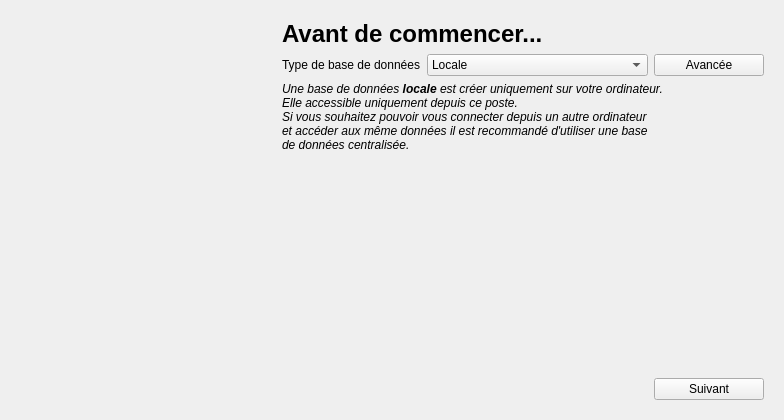
Qt form src/gui/dialogs/startedwindowsdialog.ui (FACT-Team/FactDev) before a commit.
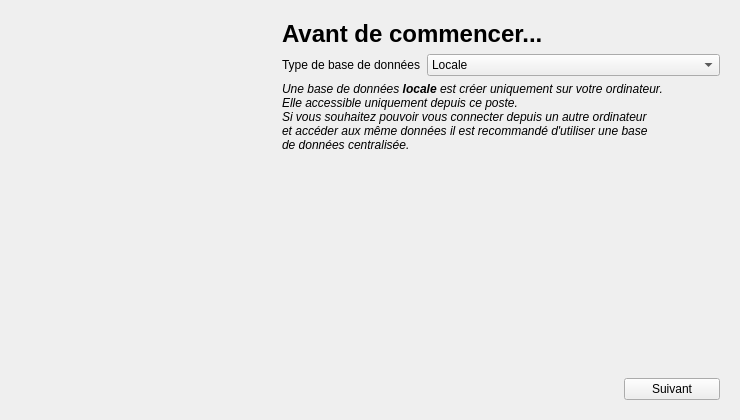
The same form after that commit. The open tabs and pages were chosen to show the change. Icons and pictures are not drawn. Custom widgets are drawn as their Qt base class.

What changed in the file:
```diff
--- a/src/gui/dialogs/startedwindowsdialog.ui
+++ b/src/gui/dialogs/startedwindowsdialog.ui
@@ -6,7 +6,7 @@
    <rect>
     <x>0</x>
     <y>0</y>
-    <width>784</width>
+    <width>740</width>
     <height>420</height>
    </rect>
   </property>
@@ -139,13 +139,6 @@
      </widget>
      <widget class="QWidget" name="page_2">
       <layout class="QGridLayout" name="gridLayout_3">
-       <item row="1" column="3">
-        <widget class="QPushButton" name="btnAdvanced">
-         <property name="text">
-          <string>Avancée</string>
-         </property>
-        </widget>
-       </item>
        <item row="1" column="0">
         <widget class="QLabel" name="lbDbType">
          <property name="text">
@@ -166,20 +159,6 @@
          </property>
         </widget>
        </item>
-       <item row="1" column="1" colspan="2">
-        <widget class="QComboBox" name="cbDbType">
-         <item>
-          <property name="text">
-           <string>Locale</string>
-          </property>
-         </item>
-         <item>
-          <property name="text">
-           <string>Centralisée</string>
-          </property>
-         </item>
-        </widget>
-       </item>
        <item row="5" column="3">
         <widget class="QPushButton" name="btnNextTo3">
          <property name="text">
@@ -237,6 +216,20 @@
          </property>
         </spacer>
        </item>
+       <item row="1" column="1" colspan="3">
+        <widget class="QComboBox" name="cbDbType">
+         <item>
+          <property name="text">
+           <string>Locale</string>
+          </property>
+         </item>
+         <item>
+          <property name="text">
+           <string>Centralisée</string>
+          </property>
+         </item>
+        </widget>
+       </item>
       </layout>
      </widget>
      <widget class="QWidget" name="page_3">
```
Left out of the diff: 49 changed lines with no effect on the pictures.
